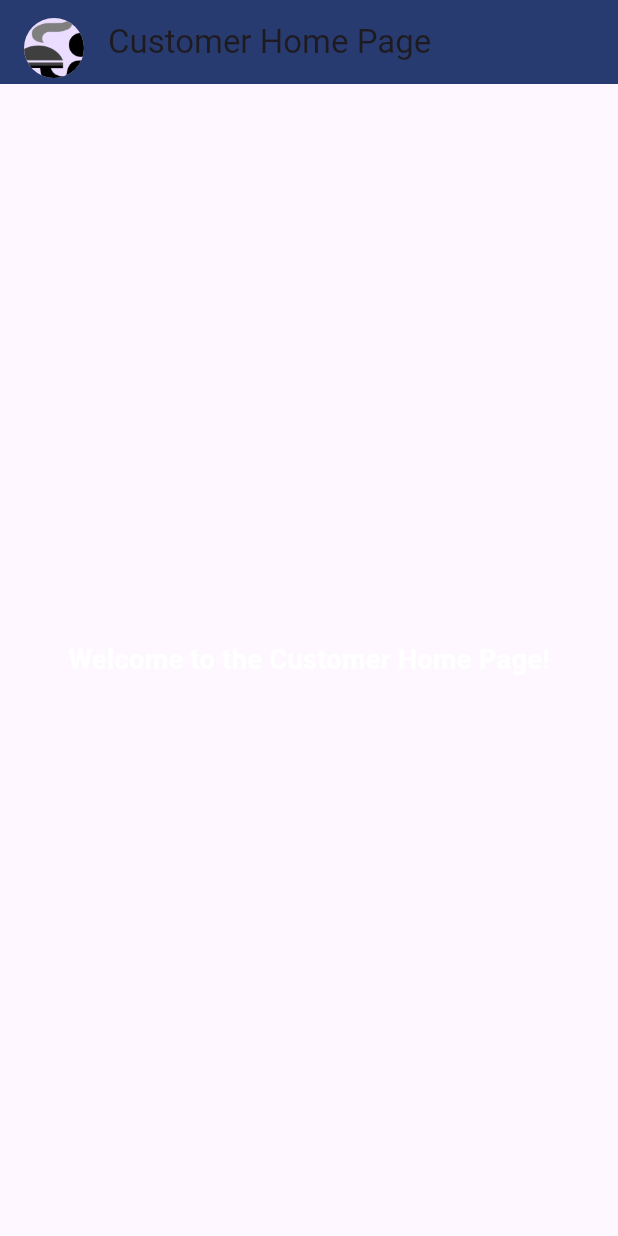
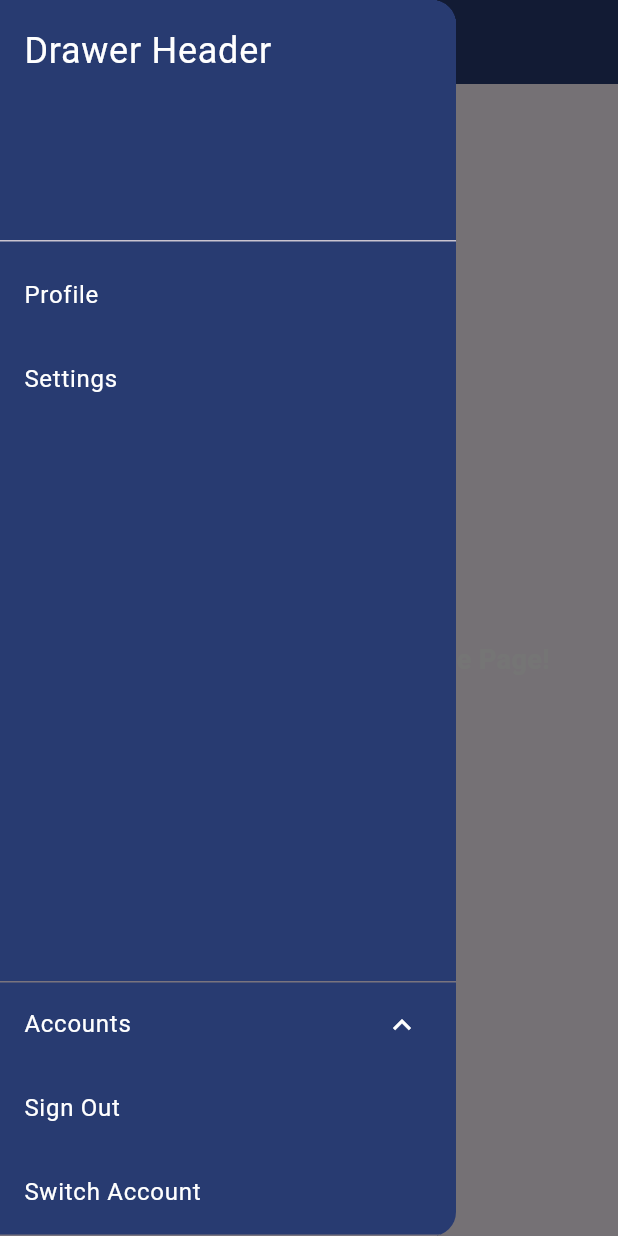
Before and after one commit to JanaviMahadik/khanawal_app, a Flutter app: the CustomerHomePage screen opened by its route, in the side drawer, after a tap on "Accounts", on a phone screen of 412 x 824 dp. Run offline on Flutter 3.47's test engine with Material 3 defaults, Android fonts, the phone set to English and light mode, and no system bars; our stand-ins replace cloud_firestore, file_picker, firebase_auth, firebase_core, firebase_storage, snippet_coder_utils; accounts and stored records are empty.

Commit message:
added the signout and switch user options to "Accounts" tab in drawer for both customer and cook

```diff
--- a/lib/customer_home_page.dart
+++ b/lib/customer_home_page.dart
@@ -1,8 +1,27 @@
+import 'package:firebase_auth/firebase_auth.dart';
 import 'package:flutter/material.dart';
 import 'package:snippet_coder_utils/hex_color.dart';
 
-class CustomerHomePage extends StatelessWidget {
+class CustomerHomePage extends StatefulWidget {
   const CustomerHomePage({Key? key}) : super(key: key);
+
+  @override
+  _CustomerHomePageState createState() => _CustomerHomePageState();
+}
+
+class _CustomerHomePageState extends State<CustomerHomePage> {
+  bool _isAccountsExpanded = false;
+
+  Future<void> _signOut(BuildContext context) async {
+    try {
+      await FirebaseAuth.instance.signOut();
+      Navigator.pushReplacementNamed(context, '/');
+    } catch (e) {
+      ScaffoldMessenger.of(context).showSnackBar(
+        SnackBar(content: Text('Error signing out: $e')),
+      );
+    }
+  }
 
   @override
   Widget build(BuildContext context) {
@@ -64,6 +83,7 @@ class CustomerHomePage extends StatelessWidget {
                     ),
                     onTap: () {
                       Navigator.pop(context);
+                      // Navigate to profile page
                     },
                   ),
                   ListTile(
@@ -73,20 +93,48 @@ class CustomerHomePage extends StatelessWidget {
                     ),
                     onTap: () {
                       Navigator.pop(context);
+                      // Navigate to settings page
                     },
                   ),
-                  Spacer(),
                 ],
               ),
             ),
-            ListTile(
+            ExpansionTile(
               title: Text(
                 'Accounts',
                 style: TextStyle(color: Colors.white),
               ),
-              onTap: () {
-                Navigator.pop(context);
+              trailing: Icon(
+                _isAccountsExpanded ? Icons.expand_less : Icons.expand_more,
+                color: Colors.white,
+              ),
+              onExpansionChanged: (bool expanded) {
+                setState(() {
+                  _isAccountsExpanded = expanded;
+                });
               },
+              children: <Widget>[
+                ListTile(
+                  title: Text(
+                    'Sign Out',
+                    style: TextStyle(color: Colors.white),
+                  ),
+                  onTap: () {
+                    Navigator.pop(context);
+                    _signOut(context);
+                  },
+                ),
+                ListTile(
+                  title: Text(
+                    'Switch Account',
+                    style: TextStyle(color: Colors.white),
+                  ),
+                  onTap: () {
+                    Navigator.pop(context);
+                    _signOut(context);
+                  },
+                ),
+              ],
             ),
           ],
         ),
```
Also changed, not shown: lib/cook_home_page.dart (+58 -7 lines).
